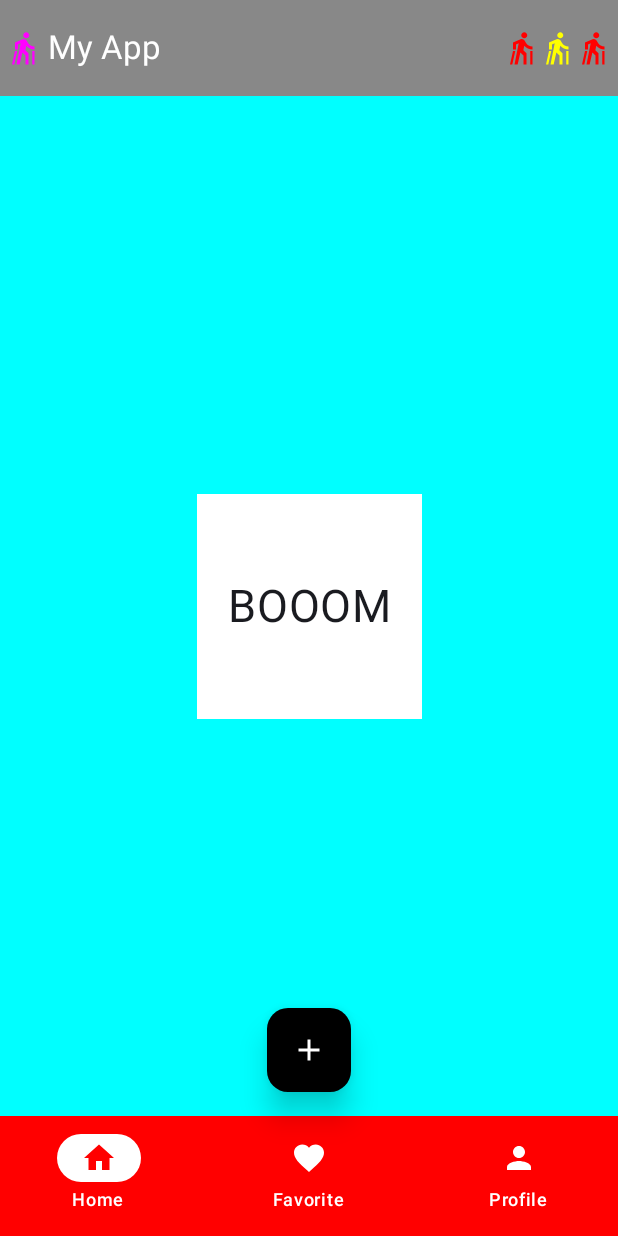
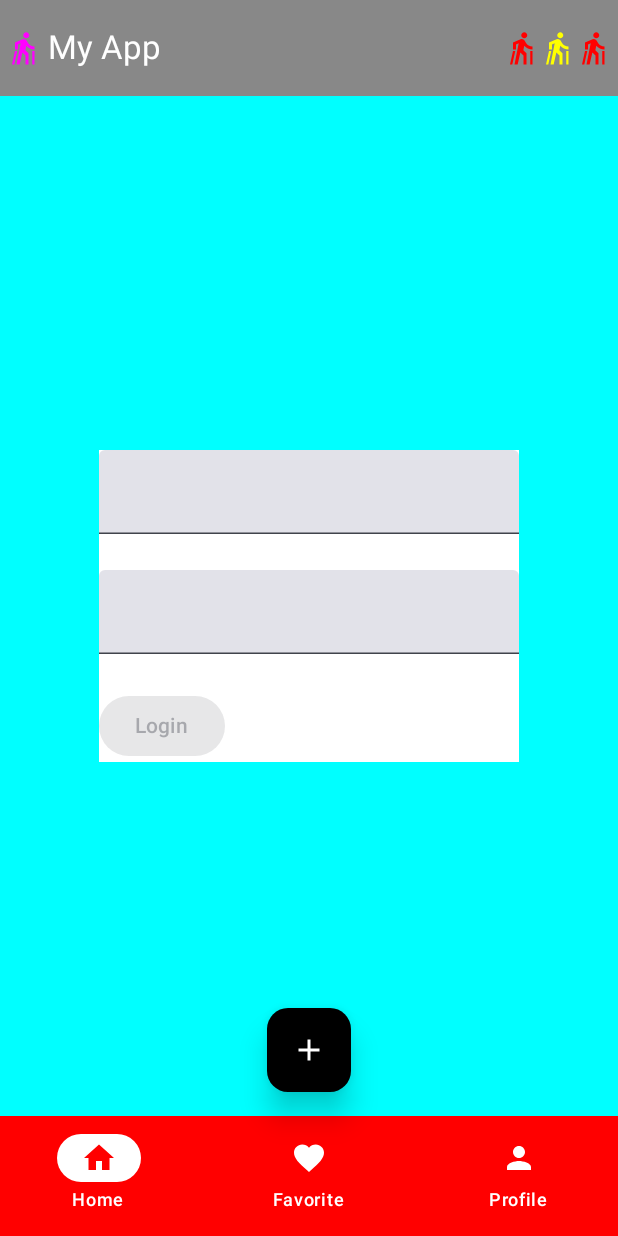
Before and after one commit to VicLT/UDEMY_Jetpack_Compose, an Android app built with Jetpack Compose: the screen it shows after launch (MainActivity), on a phone screen of 412 x 824 dp. Run offline under Robolectric (Android 15) with nearby library versions, the phone set to English and light mode, and no system bars.

Commit message:
Derived State Of

```diff
--- a/app/src/main/java/udemy/victorlamas/myfirstcomposeapp/MainActivity.kt
+++ b/app/src/main/java/udemy/victorlamas/myfirstcomposeapp/MainActivity.kt
@@ -34,7 +34,7 @@ import udemy.victorlamas.myfirstcomposeapp.components.MyFAB
 import udemy.victorlamas.myfirstcomposeapp.components.MyModalDrawer
 import udemy.victorlamas.myfirstcomposeapp.components.MyNavigationBar
 import udemy.victorlamas.myfirstcomposeapp.components.MyTopAppBar
-import udemy.victorlamas.myfirstcomposeapp.components.advanced.MyLaunchedEffect
+import udemy.victorlamas.myfirstcomposeapp.components.advanced.MyDerivedStateOf
 import udemy.victorlamas.myfirstcomposeapp.components.model.PokemonCombat
 import udemy.victorlamas.myfirstcomposeapp.login.Greeting
 import udemy.victorlamas.myfirstcomposeapp.ui.theme.MyFirstComposeAppTheme
@@ -118,8 +118,9 @@ class MainActivity : ComponentActivity() {
                                     }
                                 }
                             )
-
-                            MyLaunchedEffect {}
+                            // InteractionSourceExample()
+                            // LaunchedEffect {}
+                            MyDerivedStateOf()
                         }
                     }
                 }
--- /dev/null
+++ b/app/src/main/java/udemy/victorlamas/myfirstcomposeapp/components/advanced/DerivedState.kt
@@ -0,0 +1,42 @@
+package udemy.victorlamas.myfirstcomposeapp.components.advanced
+
+import androidx.compose.foundation.background
+import androidx.compose.foundation.layout.Column
+import androidx.compose.foundation.layout.Spacer
+import androidx.compose.foundation.layout.height
+import androidx.compose.material3.Button
+import androidx.compose.material3.Text
+import androidx.compose.material3.TextField
+import androidx.compose.runtime.Composable
+import androidx.compose.runtime.derivedStateOf
+import androidx.compose.runtime.getValue
+import androidx.compose.runtime.mutableStateOf
+import androidx.compose.runtime.remember
+import androidx.compose.runtime.setValue
+import androidx.compose.ui.Modifier
+import androidx.compose.ui.graphics.Color
+import androidx.compose.ui.unit.dp
+
+@Composable
+fun MyDerivedStateOf(modifier: Modifier = Modifier) {
+
+    var email by remember { mutableStateOf("") }
+    var password by remember { mutableStateOf("") }
+
+    //val isFormValid = email.contains("") && password.length > 4
+    val isFormValid by remember(email, password) {
+        derivedStateOf {
+            email.contains("@") && password.length > 4
+        }
+    }
+
+    Column(modifier = Modifier.background(Color.White)) {
+        TextField(value = email, onValueChange = { email = it })
+        Spacer(Modifier.height(24.dp))
+        TextField(value = password, onValueChange = { password = it })
+        Spacer(Modifier.height(24.dp))
+        Button(onClick = {}, enabled = isFormValid) {
+            Text("Login")
+        }
+    }
+}
--- a/app/src/main/java/udemy/victorlamas/myfirstcomposeapp/components/advanced/LaunchedEffect.kt
+++ b/app/src/main/java/udemy/victorlamas/myfirstcomposeapp/components/advanced/LaunchedEffect.kt
@@ -32,9 +32,7 @@ fun MyLaunchedEffect(modifier: Modifier = Modifier, onFinished: () -> Unit) {
     }
 
     // Se ejecuta al principio una única vez
-    LaunchedEffect(Unit) {
-
-    }
+    LaunchedEffect(Unit) { }
 
     Box(
         modifier = Modifier
```
